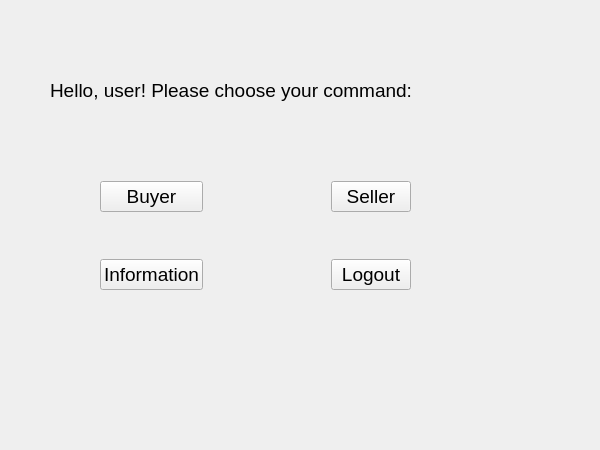
Above: project1-qt/userwidget.ui from cjh-0806/NJU-advanced-programming-project1-qt before the change. Below: the same form after it.
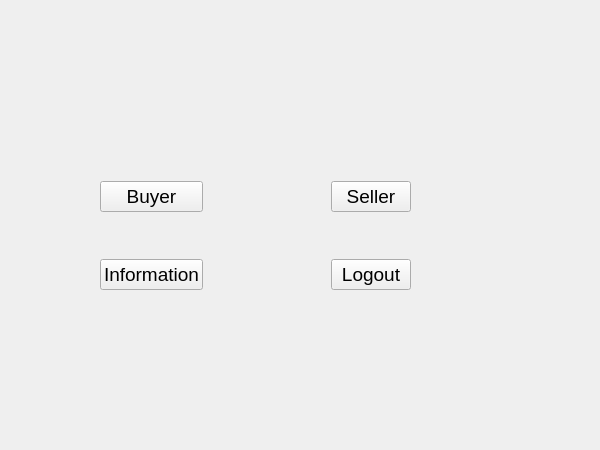
That is the form after the change.

The edit to the form file:
```diff
--- a/project1-qt/userwidget.ui
+++ b/project1-qt/userwidget.ui
@@ -40,7 +40,7 @@
     </font>
    </property>
    <property name="text">
-    <string>Hello, user! Please choose your command:</string>
+    <string/>
    </property>
   </widget>
   <widget class="QWidget" name="layoutWidget">
```
